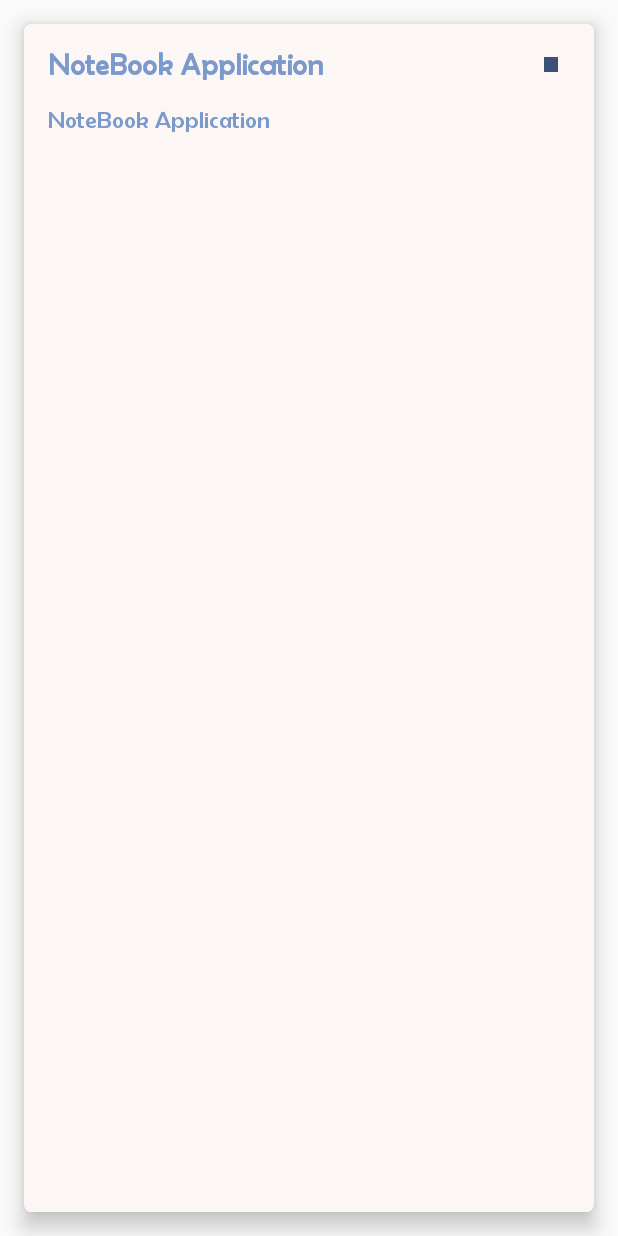
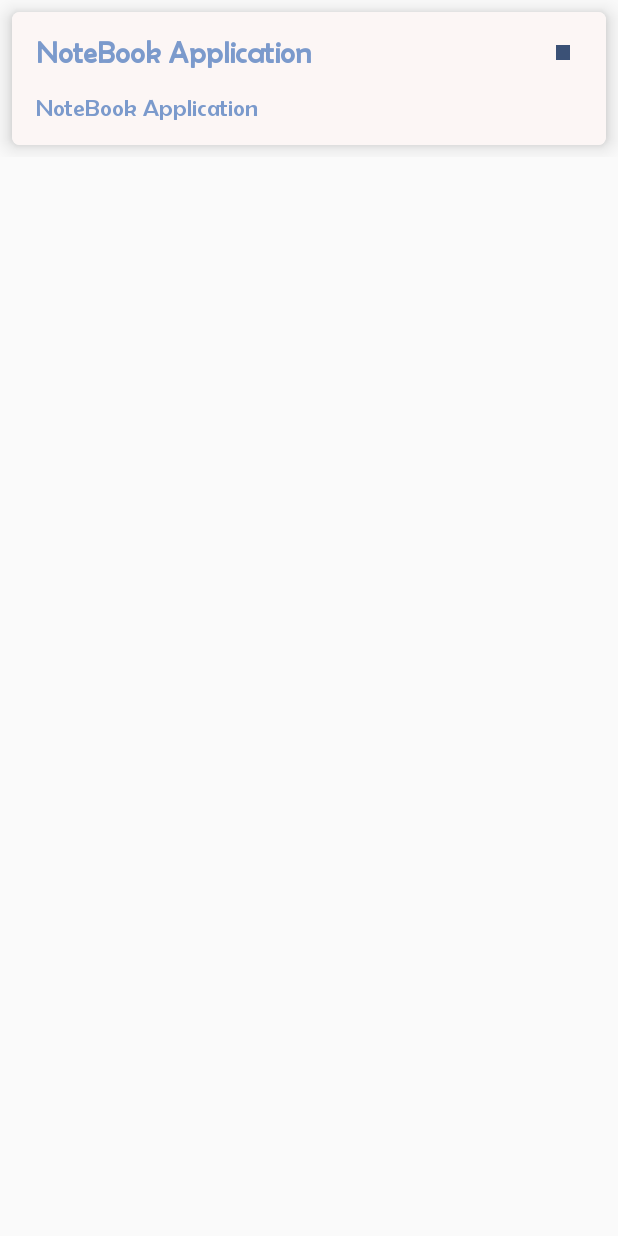
Before and after one commit to mralirezasoheili/notebook-application, an Android app: the layout note_item.xml on its own in the app's theme, with its tools: preview values and no code run, on a phone screen of 412 x 824 dp. Run offline under Robolectric (Android 15) with nearby library versions, the light colour scheme and no system bars.

Commit message:
Fix bug in show notes in recycler view

```diff
--- a/app/src/main/res/layout/note_item.xml
+++ b/app/src/main/res/layout/note_item.xml
@@ -4,13 +4,13 @@
 
     <androidx.constraintlayout.widget.ConstraintLayout
         android:layout_width="match_parent"
-        android:layout_height="match_parent">
+        android:layout_height="wrap_content">
 
         <androidx.cardview.widget.CardView
             android:id="@+id/cardView"
-        android:layout_width="0dp"
-        android:layout_height="0dp"
-        android:layout_margin="16dp"
+            android:layout_width="match_parent"
+            android:layout_height="wrap_content"
+            android:layout_margin="8dp"
             app:cardCornerRadius="5dp"
             app:cardElevation="8dp"
             app:layout_constraintBottom_toBottomOf="parent"
```
Lines whose indentation alone changed are shown as unchanged.
